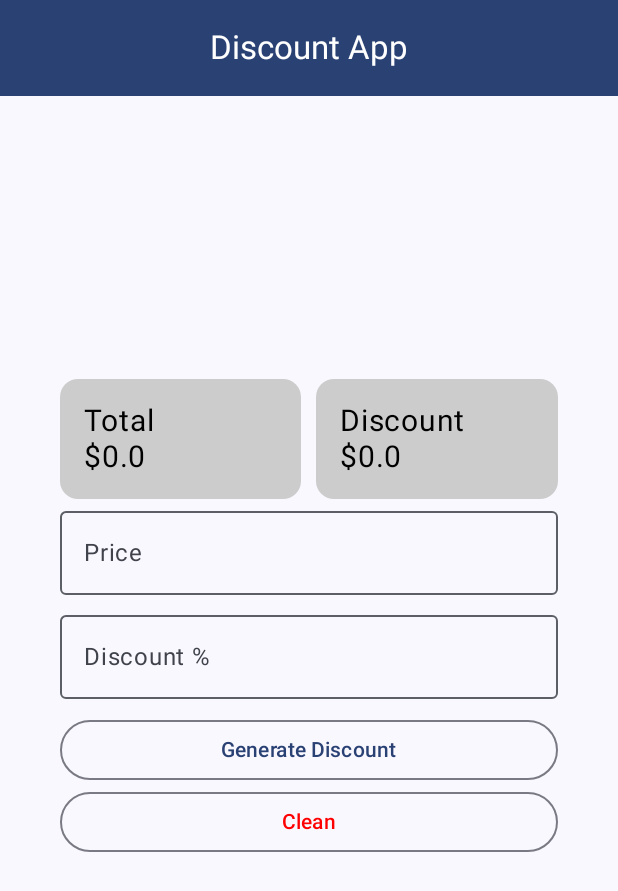
After one commit to Jorge12293/Movil-Android-DiscountApp, an Android app built with Jetpack Compose: the HomeView2 screen opened through its navigation route, on a phone screen of 412 x 824 dp. The commit adds this screen. Shown: the top 891 px of the screen. Run offline under Robolectric (Android 15) with nearby library versions, the phone set to English and light mode, and no system bars.

Commit message:
Implement View Model with parameters adn variables

```diff
--- a/app/src/main/java/com/example/discountapp/MainActivity.kt
+++ b/app/src/main/java/com/example/discountapp/MainActivity.kt
@@ -11,19 +11,21 @@ import androidx.compose.ui.Modifier
 import com.example.discountapp.navigation.NavManager
 import com.example.discountapp.ui.theme.DiscountAppTheme
 import com.example.discountapp.viewModels.CalculateViewModel1
+import com.example.discountapp.viewModels.CalculateViewModel2
 import com.example.discountapp.views.HomeView
 
 class MainActivity : ComponentActivity() {
     override fun onCreate(savedInstanceState: Bundle?) {
         super.onCreate(savedInstanceState)
-        val viewModel: CalculateViewModel1 by viewModels();
+        val viewModel1: CalculateViewModel1 by viewModels();
+        val viewModel2: CalculateViewModel2 by viewModels();
         setContent {
             DiscountAppTheme {
                 Surface(
                     modifier = Modifier.fillMaxSize(),
                     color = MaterialTheme.colorScheme.background
                 ) {
-                    NavManager(viewModel1=viewModel)
+                    NavManager(viewModel1=viewModel1,viewModel2=viewModel2)
                 }
             }
 
--- a/app/src/main/java/com/example/discountapp/navigation/NavManager.kt
+++ b/app/src/main/java/com/example/discountapp/navigation/NavManager.kt
@@ -6,17 +6,20 @@ import androidx.navigation.compose.NavHost
 import androidx.navigation.compose.composable
 import androidx.navigation.compose.rememberNavController
 import com.example.discountapp.viewModels.CalculateViewModel1
+import com.example.discountapp.viewModels.CalculateViewModel2
 import com.example.discountapp.views.HomeView
+import com.example.discountapp.views.HomeView2
 
 @Composable
-fun NavManager(viewModel1: CalculateViewModel1){
+fun NavManager(viewModel1: CalculateViewModel1,viewModel2: CalculateViewModel2){
     val navController = rememberNavController();
     NavHost(
         navController = navController,
         startDestination = "Home"
     ){
         composable("Home"){
-            HomeView(viewModel1= viewModel1)
+            //HomeView(viewModel1= viewModel1)
+            HomeView2(viewModel2 = viewModel2)
         }
     }
 }
--- a/app/src/main/java/com/example/discountapp/viewModels/CalculateViewModel2.kt
+++ b/app/src/main/java/com/example/discountapp/viewModels/CalculateViewModel2.kt
@@ -1,4 +1,66 @@
 package com.example.discountapp.viewModels
 
-class CalculateViewModel2 {
+import androidx.compose.runtime.State
+import androidx.compose.runtime.getValue
+import androidx.compose.runtime.mutableStateOf
+import androidx.compose.runtime.setValue
+import androidx.lifecycle.ViewModel
+
+class CalculateViewModel2:ViewModel() {
+
+//    private  val _price = mutableStateOf("")
+//    val price: State<String> = _price
+
+    var price by mutableStateOf("")
+        private set
+//    fun onValuePrice(value:String) {
+//        price = value;
+//    }
+    var discount by mutableStateOf("")
+        private set
+//    fun onValueDiscount(value: String){
+//        discount = value
+//    }
+    fun onValue(value: String,text:String){
+        when(text){
+            "price" -> price = value
+            "discount" -> discount = value
+        }
+    }
+    var priceDiscount by mutableStateOf(0.0)
+        private set
+    var totalDiscount by mutableStateOf(0.0)
+        private set
+    var showAlert by mutableStateOf(false)
+        private set
+
+    fun calculate(){
+        if(price != "" &&  discount != ""){
+            priceDiscount = calculatePrice(price.toDouble(),discount.toDouble())
+            totalDiscount = calculateDiscount(price.toDouble(),discount.toDouble())
+        }else{
+            showAlert = true
+        }
+    }
+
+    private fun calculatePrice(price:Double,discount:Double):Double{
+        val res = price - calculateDiscount(price,discount)
+        return kotlin.math.round(res * 100) / 100.0
+    }
+
+    private fun calculateDiscount(price:Double,discount:Double):Double{
+        val res = price * (1 - discount / 100)
+        return kotlin.math.round(res * 100) / 100.0
+    }
+
+    fun clear(){
+        price = ""
+        discount = ""
+        priceDiscount = 0.0
+        totalDiscount = 0.0
+    }
+
+    fun cancelAlert(){
+        showAlert = false
+    }
 }
--- /dev/null
+++ b/app/src/main/java/com/example/discountapp/views/HomeView2.kt
@@ -0,0 +1,75 @@
+
+package com.example.discountapp.views
+
+import androidx.compose.foundation.layout.Arrangement
+import androidx.compose.foundation.layout.Column
+import androidx.compose.foundation.layout.PaddingValues
+import androidx.compose.foundation.layout.fillMaxSize
+import androidx.compose.foundation.layout.padding
+import androidx.compose.material3.CenterAlignedTopAppBar
+import androidx.compose.material3.ExperimentalMaterial3Api
+import androidx.compose.material3.MaterialTheme
+import androidx.compose.material3.Scaffold
+import androidx.compose.material3.Text
+import androidx.compose.material3.TopAppBarDefaults
+import androidx.compose.runtime.Composable
+import androidx.compose.ui.Alignment
+import androidx.compose.ui.Modifier
+import androidx.compose.ui.graphics.Color
+import androidx.compose.ui.unit.dp
+import com.example.discountapp.components.Alert
+import com.example.discountapp.components.ContainerCards
+import com.example.discountapp.components.MainButton
+import com.example.discountapp.components.MainTextField
+import com.example.discountapp.components.SpaceH
+import com.example.discountapp.viewModels.CalculateViewModel2
+
+@OptIn(ExperimentalMaterial3Api::class)
+@Composable
+fun HomeView2(viewModel2: CalculateViewModel2){
+    Scaffold {
+        CenterAlignedTopAppBar(
+            title = { Text(text = "Discount App",color = Color.White)},
+            colors = TopAppBarDefaults.centerAlignedTopAppBarColors(
+                containerColor = MaterialTheme.colorScheme.primary
+            )
+        )
+        ContentHomeView2(it, viewModel2 = viewModel2)
+    }
+}
+
+@Composable
+fun ContentHomeView2(paddingValues: PaddingValues,viewModel2: CalculateViewModel2){
+    Column(
+        modifier = Modifier
+            .padding(paddingValues)
+            .padding(10.dp)
+            .fillMaxSize(),
+        verticalArrangement = Arrangement.Center,
+        horizontalAlignment = Alignment.CenterHorizontally
+    ) {
+        ContainerCards(
+            title1 = "Total", value1 = viewModel2.totalDiscount,
+            title2 = "Discount", value2 = viewModel2.priceDiscount)
+        MainTextField(value = viewModel2.price, onValueChange =  {viewModel2.onValue(it,"price")}, label = "Price")
+        SpaceH()
+        MainTextField(value = viewModel2.discount, onValueChange =  {viewModel2.onValue(it,"discount")}, label = "Discount %")
+        SpaceH(10.dp)
+        MainButton(text = "Generate Discount") {
+            viewModel2.calculate()
+        }
+        MainButton(text = "Clean",color=Color.Red) {
+            viewModel2.clear()
+        }
+        if(viewModel2.showAlert){
+            Alert(
+                title = "Alert",
+                message = "Write price and discount",
+                confirmText = "Accept",
+                onConfirmClick = {
+                    viewModel2.cancelAlert()
+                }
+            ){}
+        }
+    }
+}
```
